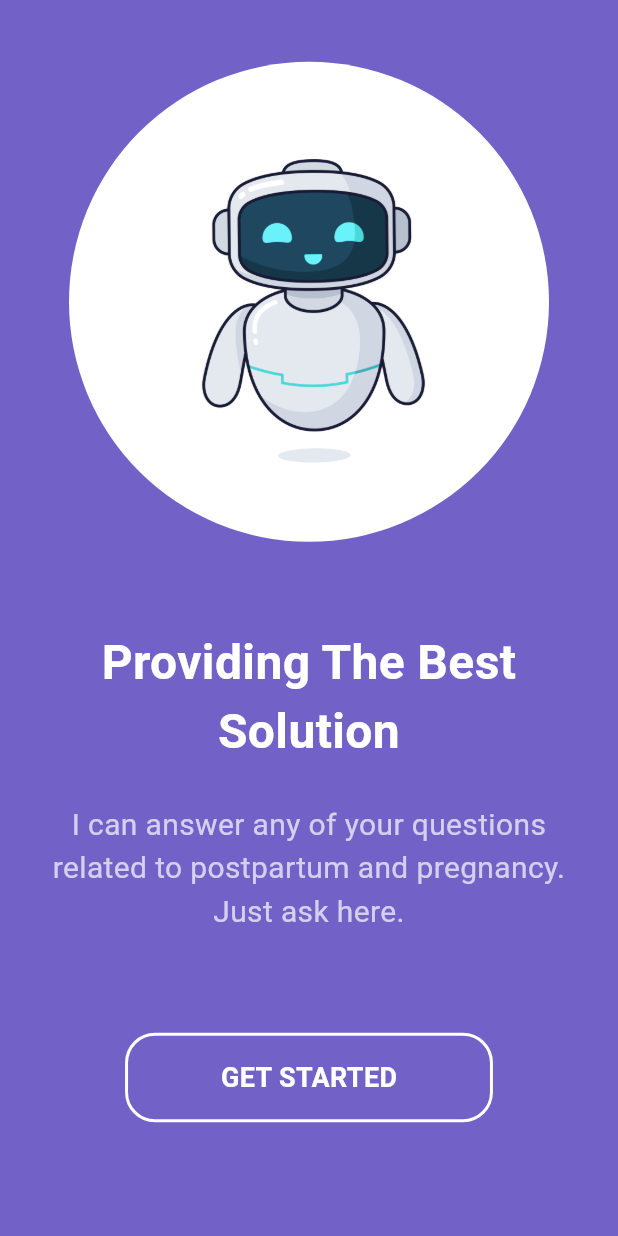
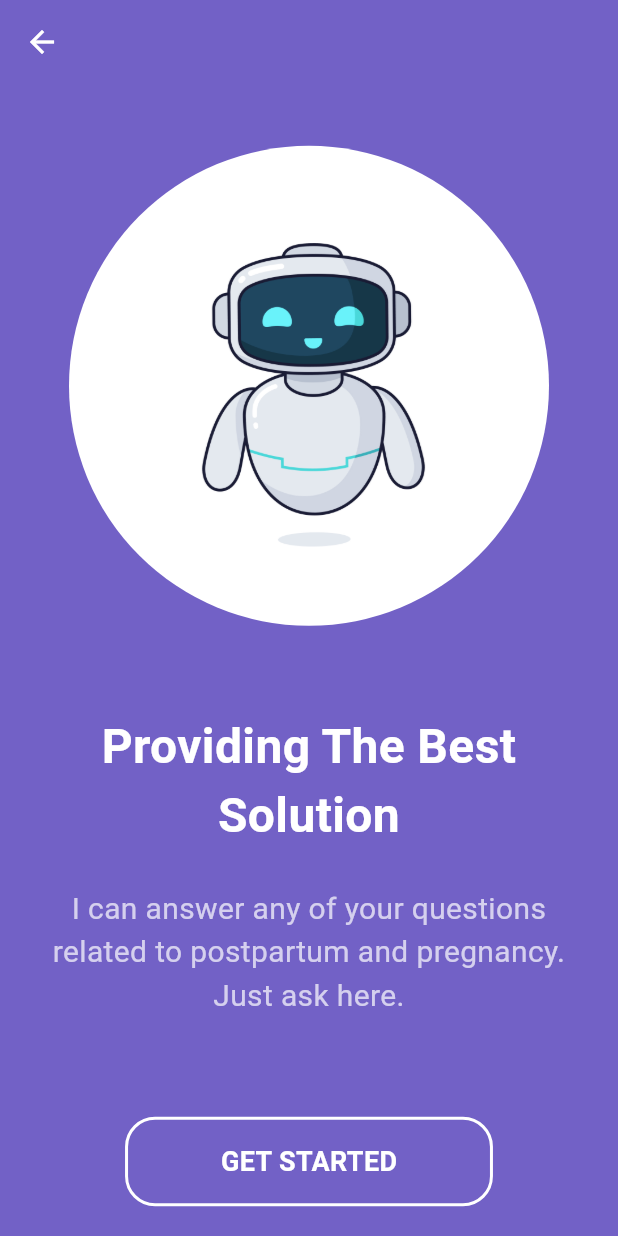
Before and after one commit to MKabeygunaratna/MOMMYcare-Plus, a Flutter app: the ChatbotScreen screen opened directly, on a phone screen of 412 x 824 dp. Run offline on Flutter 3.47's test engine with Material 3 defaults, Android fonts, the phone set to English and light mode, and no system bars; our stand-ins replace font_awesome_flutter, image_picker, permission_handler, shared_preferences; accounts and stored records are empty.

Commit message:
adding a back button

```diff
--- a/mommycareplusFE/lib/pages/chatbot1.dart
+++ b/mommycareplusFE/lib/pages/chatbot1.dart
@@ -9,7 +9,14 @@ class ChatbotScreen extends StatelessWidget {
     final double screenHeight = size.height;
 
     return Scaffold(
-      backgroundColor: const Color(0xFF7261C6), // Purple background
+      backgroundColor: const Color(0xFF7261C6),
+      appBar: AppBar(
+        backgroundColor: Color(0xFF7261C6),
+        leading: IconButton(
+          icon: Icon(Icons.arrow_back, color: Colors.white),
+          onPressed: ()=>Navigator.pop(context),
+        ),
+      ),
       body: SafeArea(
         child: SingleChildScrollView( // Prevent overflow
           child: Column(
```
